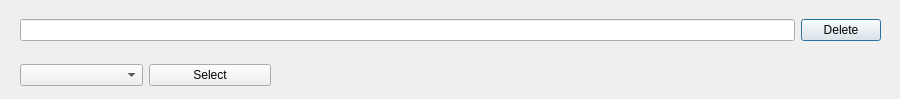
Sautenko-Andrey/learn_words_app, file Learn_Words_App_0_0_1/deleteword.ui: the form before one commit.
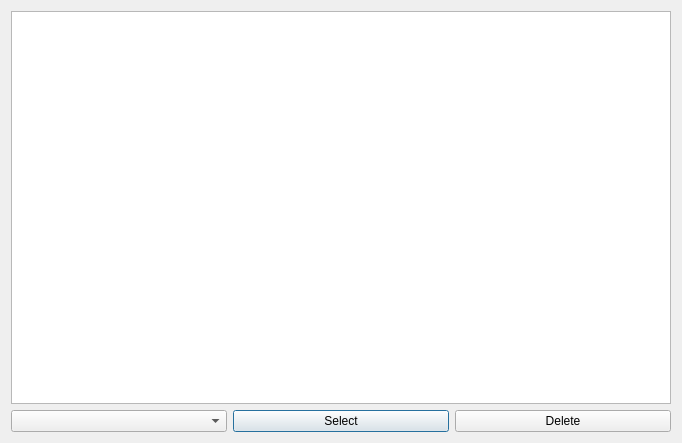
The form after the commit.

What changed in the file:
```diff
--- a/Learn_Words_App_0_0_1/deleteword.ui
+++ b/Learn_Words_App_0_0_1/deleteword.ui
@@ -6,51 +6,28 @@
    <rect>
     <x>0</x>
     <y>0</y>
-    <width>900</width>
-    <height>99</height>
+    <width>682</width>
+    <height>443</height>
    </rect>
   </property>
   <property name="windowTitle">
    <string>Delete word</string>
   </property>
-  <widget class="QWidget" name="layoutWidget">
-   <property name="geometry">
-    <rect>
-     <x>20</x>
-     <y>10</y>
-     <width>861</width>
-     <height>41</height>
-    </rect>
-   </property>
-   <layout class="QHBoxLayout" name="horizontalLayout">
+  <layout class="QVBoxLayout" name="verticalLayout_2">
     <item>
-     <widget class="QLineEdit" name="deleteLineEdit">
+    <layout class="QVBoxLayout" name="verticalLayout">
+     <item>
+      <widget class="QTextEdit" name="textEdit">
       <property name="font">
        <font>
+         <pointsize>14</pointsize>
         <bold>true</bold>
        </font>
       </property>
      </widget>
     </item>
     <item>
-     <widget class="QPushButton" name="deleteButton">
-      <property name="text">
-       <string>Delete</string>
-      </property>
-     </widget>
-    </item>
-   </layout>
-  </widget>
-  <widget class="QWidget" name="layoutWidget">
-   <property name="geometry">
-    <rect>
-     <x>20</x>
-     <y>60</y>
-     <width>251</width>
-     <height>31</height>
-    </rect>
-   </property>
-   <layout class="QHBoxLayout" name="horizontalLayout_2">
+      <layout class="QHBoxLayout" name="horizontalLayout">
     <item>
      <widget class="QComboBox" name="modeComboBox"/>
     </item>
@@ -61,8 +38,21 @@
       </property>
      </widget>
     </item>
-   </layout>
-  </widget>
+       <item>
+        <widget class="QPushButton" name="deleteButton">
+         <property name="text">
+          <string>Delete</string>
+         </property>
+         <property name="shortcut">
+          <string>Ctrl+Return</string>
+         </property>
+        </widget>
+       </item>
+      </layout>
+     </item>
+    </layout>
+   </item>
+  </layout>
  </widget>
  <resources/>
  <connections/>
```
Lines whose indentation alone changed are shown as unchanged.
